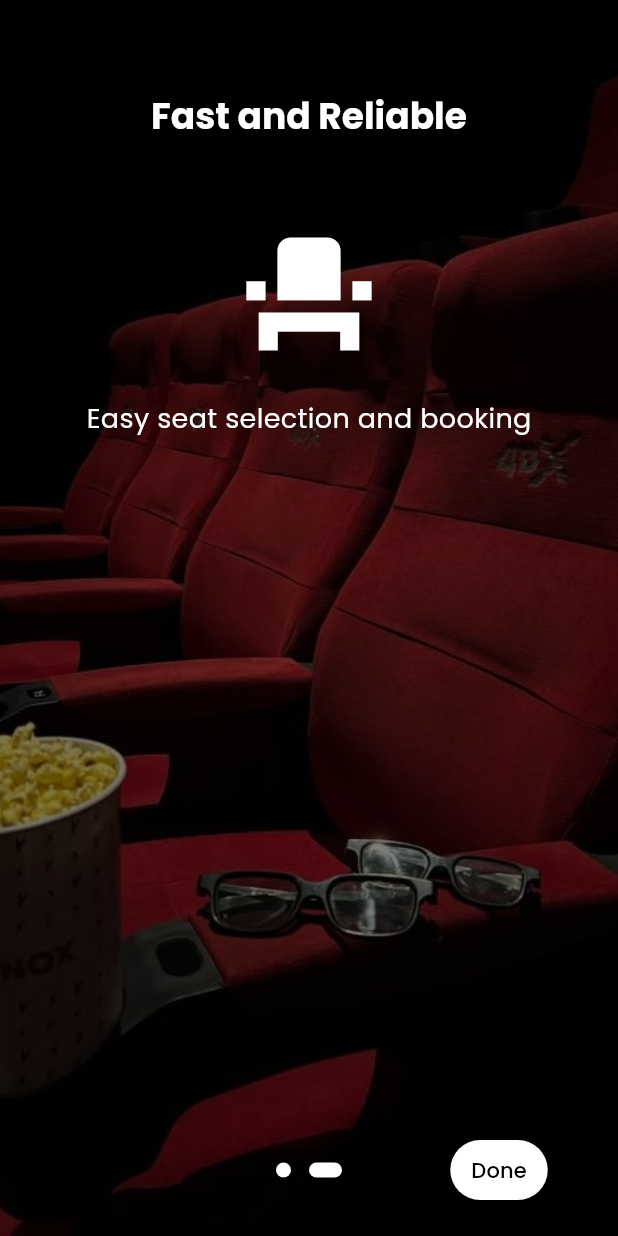
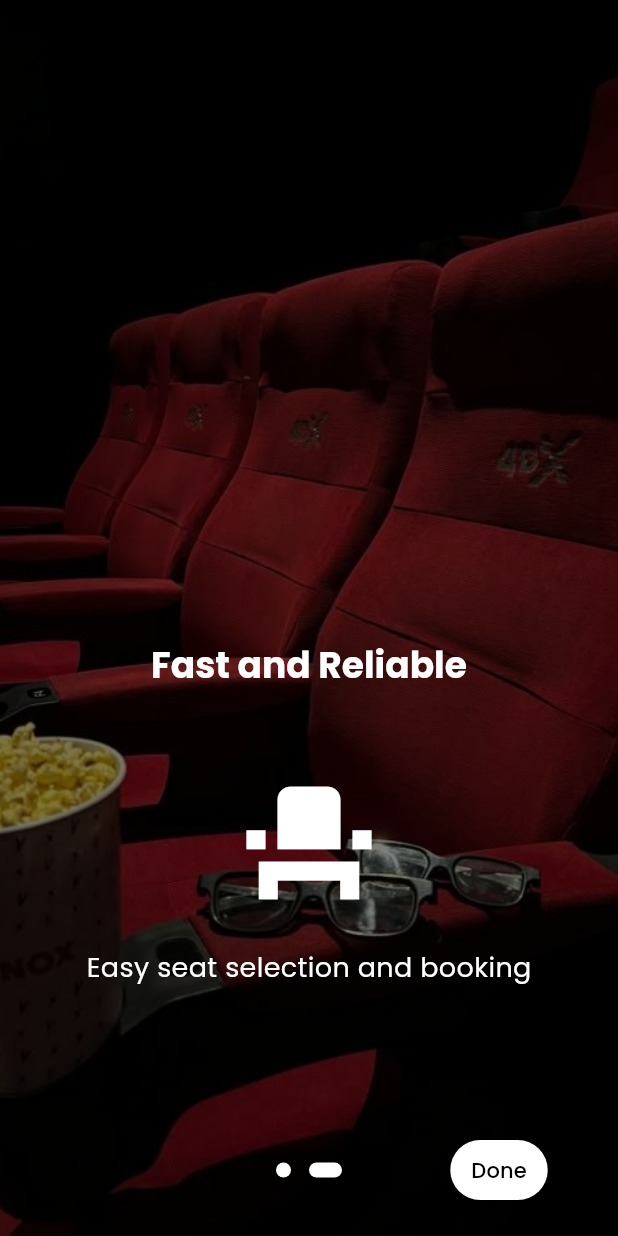
Before and after one commit to Amit-Bajracharya/CineBook, a Flutter app: the LandingPage widget shown alone on an empty page, opened directly, swiped to page 2, on a phone screen of 412 x 824 dp. Run offline on Flutter 3.47's test engine with Material 3 defaults, Android fonts, the phone set to English and light mode, and no system bars; drawn by our look-alikes of introduction_screen; our stand-ins replace google_fonts.

Commit message:
added landing and other pages

```diff
--- a/frontend/lib/landing_page.dart
+++ b/frontend/lib/landing_page.dart
@@ -1,4 +1,3 @@
-import 'package:cinebooknew/home/homepage.dart';
 import 'package:cinebooknew/loginPage/pagelogin.dart';
 import 'package:flutter/material.dart';
 import 'package:introduction_screen/introduction_screen.dart';
@@ -133,9 +132,14 @@ class _LandingPageState extends State<LandingPage> {
           ),
         ),
 
-        // Second page
+        // Second page with background image
         PageViewModel(
           decoration: PageDecoration(
+            pageColor: Colors.transparent,
+            imagePadding: EdgeInsets.zero,  // Remove all padding
+            contentMargin: EdgeInsets.zero,  // Remove content margin
+            footerPadding: EdgeInsets.zero,  // Remove footer padding
+            fullScreen: true,  // Make it fullscreen
             bodyFlex: 3,
             imageFlex: 3,
             boxDecoration: BoxDecoration(
@@ -149,12 +153,13 @@ class _LandingPageState extends State<LandingPage> {
               ),
             ),
           ),
-
           titleWidget: Container(
             padding: EdgeInsets.symmetric(horizontal: 10, vertical: 30),
             child: Text(
               "Fast and Reliable",
-              style: Theme.of(context).textTheme.titleLarge,
+              style: Theme.of(context).textTheme.titleLarge?.copyWith(
+                color: Colors.white,
+              ),
             ),
           ),
           bodyWidget: Container(
@@ -174,7 +179,7 @@ class _LandingPageState extends State<LandingPage> {
       onDone: () {
         Navigator.pushReplacement(
           context,
-          MaterialPageRoute(builder: (context) => Homepage()),
+          MaterialPageRoute(builder: (context) => Loginpage()),
         );
       },
       showSkipButton: true,
```
